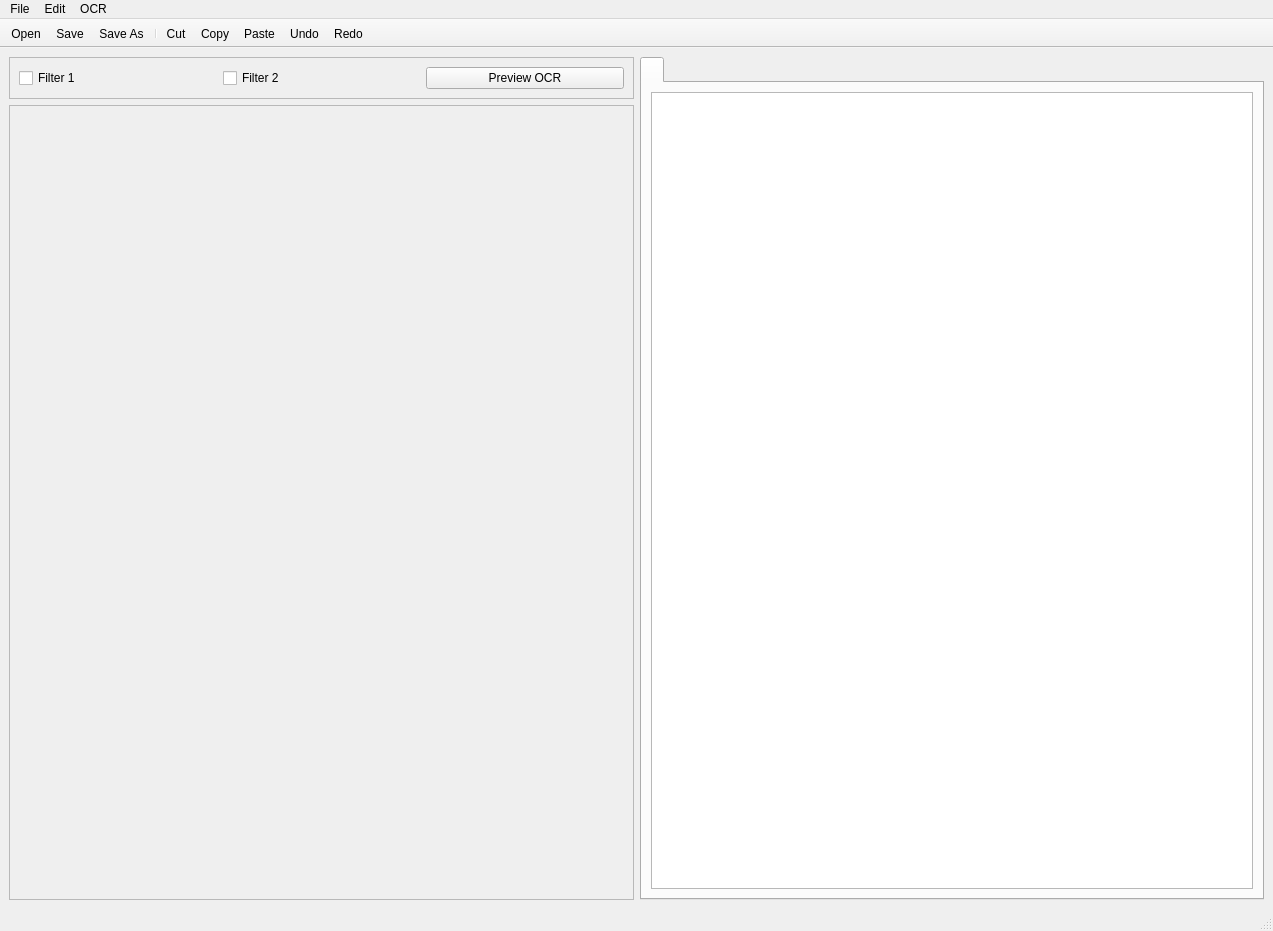
First picture: the form in textbox.ui, repository VinnyCarter05/OCR, before the edit.
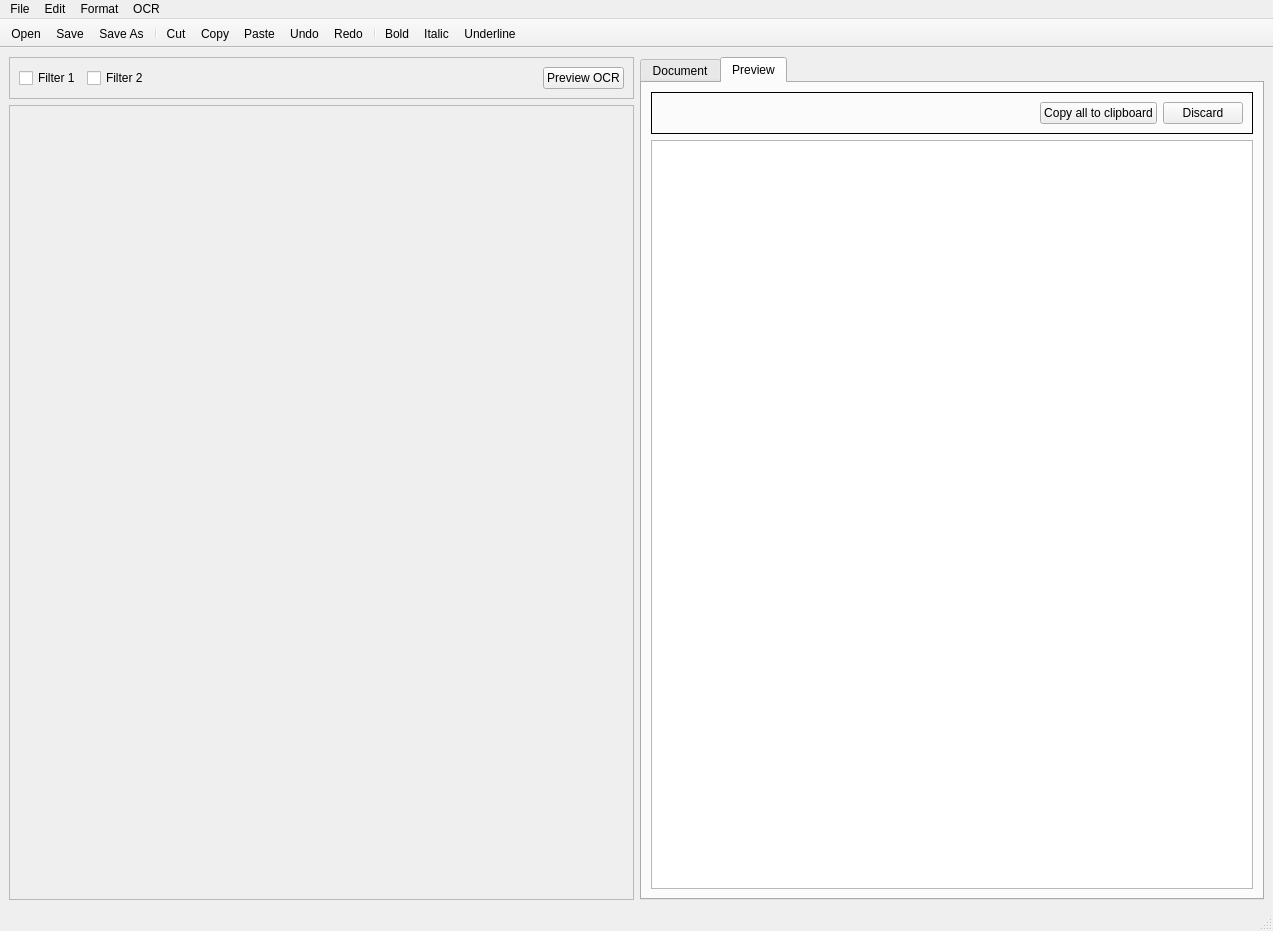
Second picture: the form after the edit. Icons and pictures are not drawn.

The edit to the form file:
```diff
--- a/textbox.ui
+++ b/textbox.ui
@@ -130,6 +130,19 @@
          </property>
         </widget>
        </item>
+       <item>
+        <spacer name="horizontalSpacer_2">
+         <property name="orientation">
+          <enum>Qt::Horizontal</enum>
+         </property>
+         <property name="sizeHint" stdset="0">
+          <size>
+           <width>40</width>
+           <height>20</height>
+          </size>
+         </property>
+        </spacer>
+       </item>
        <item>
         <widget class="QPushButton" name="pushButton_OCR">
          <property name="text">
@@ -164,12 +177,25 @@
         <height>550</height>
        </size>
       </property>
-      <widget class="QWidget" name="tabWidgetPage1" native="true">
+      <property name="currentIndex">
+       <number>1</number>
+      </property>
+      <widget class="QWidget" name="tab_Document" native="true">
        <attribute name="title">
-        <string/>
+        <string>Document</string>
        </attribute>
-       <layout class="QGridLayout" name="gridLayout_2">
-        <item row="0" column="0">
+       <layout class="QVBoxLayout" name="verticalLayout_2">
+        <item>
+         <widget class="QFrame" name="frame">
+          <property name="frameShape">
+           <enum>QFrame::StyledPanel</enum>
+          </property>
+          <property name="frameShadow">
+           <enum>QFrame::Raised</enum>
+          </property>
+         </widget>
+        </item>
+        <item>
          <widget class="QTextEdit" name="textEdit_Main">
           <property name="sizePolicy">
            <sizepolicy hsizetype="MinimumExpanding" vsizetype="Expanding">
@@ -184,6 +210,55 @@
         </item>
        </layout>
       </widget>
+      <widget class="QWidget" name="tab_Preview">
+       <attribute name="title">
+        <string>Preview</string>
+       </attribute>
+       <layout class="QVBoxLayout" name="verticalLayout_3">
+        <item>
+         <widget class="QFrame" name="frame_2">
+          <property name="frameShape">
+           <enum>QFrame::Box</enum>
+          </property>
+          <property name="frameShadow">
+           <enum>QFrame::Plain</enum>
+          </property>
+          <layout class="QHBoxLayout" name="horizontalLayout_2">
+           <item>
+            <spacer name="horizontalSpacer">
+             <property name="orientation">
+              <enum>Qt::Horizontal</enum>
+             </property>
+             <property name="sizeHint" stdset="0">
+              <size>
+               <width>40</width>
+               <height>20</height>
+              </size>
+             </property>
+            </spacer>
+           </item>
+           <item>
+            <widget class="QPushButton" name="pushButton_ToClip">
+             <property name="text">
+              <string>Copy all to clipboard</string>
+             </property>
+            </widget>
+           </item>
+           <item>
+            <widget class="QPushButton" name="pushButton_Discard">
+             <property name="text">
+              <string>Discard</string>
+             </property>
+            </widget>
+           </item>
+          </layout>
+         </widget>
+        </item>
+        <item>
+         <widget class="QTextEdit" name="textEdit_Preview"/>
+        </item>
+       </layout>
+      </widget>
      </widget>
     </item>
    </layout>
@@ -205,7 +280,7 @@
      <string>File</string>
     </property>
     <addaction name="actionOpen_File"/>
-    <addaction name="actionClose"/>
+    <addaction name="action_Save"/>
     <addaction name="actionSave_As"/>
     <addaction name="separator"/>
     <addaction name="actionQuit"/>
@@ -214,12 +289,14 @@
     <property name="title">
      <string>Edit</string>
     </property>
+    <addaction name="actionUndo"/>
+    <addaction name="actionRedo"/>
+    <addaction name="separator"/>
     <addaction name="actionCut"/>
     <addaction name="actionCopy"/>
     <addaction name="actionPaste"/>
     <addaction name="separator"/>
-    <addaction name="actionUndo"/>
-    <addaction name="actionRedo"/>
+    <addaction name="actionSelect_all"/>
    </widget>
    <widget class="QMenu" name="menuOCR">
     <property name="title">
@@ -227,8 +304,17 @@
     </property>
     <addaction name="actionOCR_Page"/>
    </widget>
+   <widget class="QMenu" name="menuFormat">
+    <property name="title">
+     <string>Format</string>
+    </property>
+    <addaction name="actionBold"/>
+    <addaction name="actionItalic"/>
+    <addaction name="actionUnderline"/>
+   </widget>
    <addaction name="menuFile"/>
    <addaction name="menuEdit"/>
+   <addaction name="menuFormat"/>
    <addaction name="menuOCR"/>
   </widget>
   <widget class="QStatusBar" name="statusbar"/>
@@ -252,7 +338,7 @@
     <bool>false</bool>
    </attribute>
    <addaction name="actionOpen_File"/>
-   <addaction name="actionClose"/>
+   <addaction name="action_Save"/>
    <addaction name="actionSave_As"/>
    <addaction name="separator"/>
    <addaction name="actionCut"/>
@@ -260,6 +346,10 @@
    <addaction name="actionPaste"/>
    <addaction name="actionUndo"/>
    <addaction name="actionRedo"/>
+   <addaction name="separator"/>
+   <addaction name="actionBold"/>
+   <addaction name="actionItalic"/>
+   <addaction name="actionUnderline"/>
   </widget>
   <action name="actionOpen_File">
    <property name="icon">
@@ -269,8 +359,11 @@
    <property name="text">
     <string>Open</string>
    </property>
+   <property name="shortcut">
+    <string>Ctrl+O</string>
+   </property>
   </action>
-  <action name="actionClose">
+  <action name="action_Save">
    <property name="icon">
     <iconset resource="textbox.qrc">
      <normaloff>:/newPrefix/icons/save.png</normaloff>:/newPrefix/icons/save.png</iconset>
@@ -278,6 +371,9 @@
    <property name="text">
     <string>Save</string>
    </property>
+   <property name="shortcut">
+    <string>Ctrl+S</string>
+   </property>
   </action>
   <action name="actionSave_As">
    <property name="icon">
@@ -305,6 +401,9 @@
    <property name="text">
     <string>Cut</string>
    </property>
+   <property name="shortcut">
+    <string>Ctrl+X</string>
+   </property>
   </action>
   <action name="actionCopy">
    <property name="icon">
@@ -314,6 +413,9 @@
    <property name="text">
     <string>Copy</string>
    </property>
+   <property name="shortcut">
+    <string>Ctrl+C</string>
+   </property>
   </action>
   <action name="actionPaste">
    <property name="icon">
@@ -323,6 +425,9 @@
    <property name="text">
     <string>Paste</string>
    </property>
+   <property name="shortcut">
+    <string>Ctrl+V</string>
+   </property>
   </action>
   <action name="actionOCR_Page">
    <property name="icon">
@@ -341,6 +446,9 @@
    <property name="text">
     <string>Undo</string>
    </property>
+   <property name="shortcut">
+    <string>Ctrl+Z</string>
+   </property>
   </action>
   <action name="actionRedo">
    <property name="icon">
@@ -349,6 +457,62 @@
    </property>
    <property name="text">
     <string>Redo</string>
+   </property>
+   <property name="shortcut">
+    <string>Ctrl+Y</string>
+   </property>
+  </action>
+  <action name="actionBold">
+   <property name="checkable">
+    <bool>true</bool>
+   </property>
+   <property name="icon">
+    <iconset resource="textbox.qrc">
+     <normaloff>:/newPrefix/icons/bold.png</normaloff>:/newPrefix/icons/bold.png</iconset>
+   </property>
+   <property name="text">
+    <string>Bold</string>
+   </property>
+   <property name="shortcut">
+    <string>Ctrl+B</string>
+   </property>
+  </action>
+  <action name="actionItalic">
+   <property name="checkable">
+    <bool>true</bool>
+   </property>
+   <property name="icon">
+    <iconset resource="textbox.qrc">
+     <normaloff>:/newPrefix/icons/italic.png</normaloff>:/newPrefix/icons/italic.png</iconset>
+   </property>
+   <property name="text">
+    <string>Italic</string>
+   </property>
+   <property name="shortcut">
+    <string>Ctrl+I</string>
+   </property>
+  </action>
+  <action name="actionUnderline">
+   <property name="checkable">
+    <bool>true</bool>
+   </property>
+   <property name="icon">
+    <iconset resource="textbox.qrc">
+     <normaloff>:/newPrefix/icons/underline.png</normaloff>:/newPrefix/icons/underline.png</iconset>
+   </property>
+   <property name="text">
+    <string>Underline</string>
+   </property>
+   <property name="shortcut">
+    <string>Ctrl+U</string>
+   </property>
+  </action>
+  <action name="actionSelect_all">
+   <property name="text">
+    <string>Select all</string>
+   </property>
+   <property name="shortcut">
+    <string>Ctrl+A</string>
    </property>
   </action>
  </widget>
```
